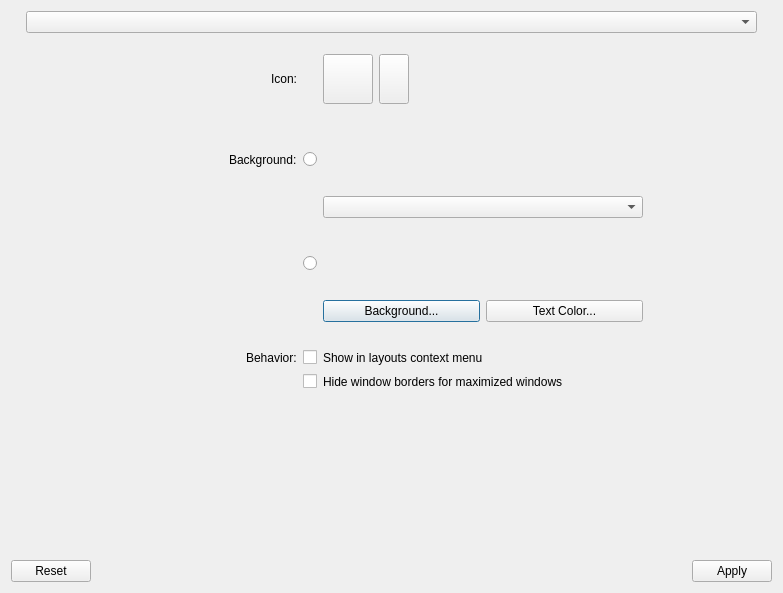
Qt form app/settings/dialogs/detailsdialog.ui (KDE/latte-dock) before a commit.
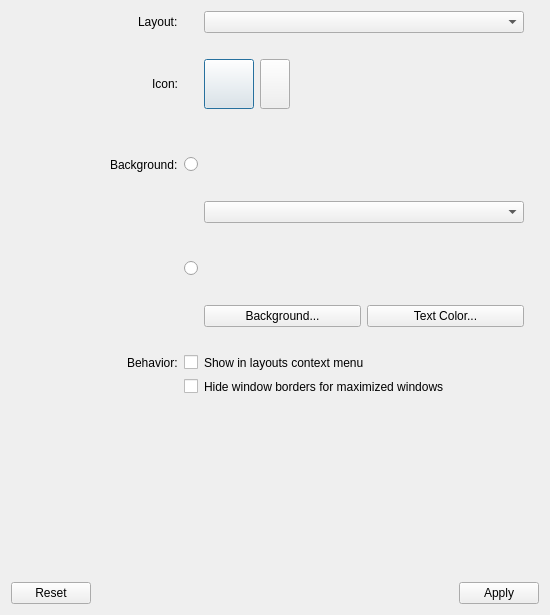
The same form after that commit. Icons and pictures are not drawn. Custom widgets are drawn as their Qt base class.

Commit message: Details:Layouts ComboBox in form layouting style

What changed in the file:
```diff
--- a/app/settings/dialogs/detailsdialog.ui
+++ b/app/settings/dialogs/detailsdialog.ui
@@ -6,8 +6,8 @@
    <rect>
     <x>0</x>
     <y>0</y>
-    <width>783</width>
-    <height>593</height>
+    <width>550</width>
+    <height>615</height>
    </rect>
   </property>
   <property name="windowTitle">
@@ -34,55 +34,46 @@
      </item>
      <item>
       <layout class="QVBoxLayout" name="verticalLayout_2">
-       <item>
-        <widget class="QComboBox" name="layoutsCmb"/>
-       </item>
-       <item>
-        <spacer name="verticalSpacer">
-         <property name="orientation">
-          <enum>Qt::Vertical</enum>
-         </property>
-         <property name="sizeType">
-          <enum>QSizePolicy::Fixed</enum>
-         </property>
-         <property name="sizeHint" stdset="0">
-          <size>
-           <width>15</width>
-           <height>15</height>
-          </size>
-         </property>
-        </spacer>
-       </item>
        <item>
         <layout class="QGridLayout" name="gridLayout" columnstretch="5,0,8">
-         <item row="4" column="2">
-          <layout class="QHBoxLayout" name="horizontalLayout">
+         <item row="13" column="2">
+          <layout class="QHBoxLayout" name="horizontalLayout_8">
            <item>
-            <widget class="QComboBox" name="colorsCmb">
-             <property name="minimumSize">
-              <size>
-               <width>320</width>
-               <height>0</height>
-              </size>
+            <widget class="QLabel" name="inMenuChkLbl">
+             <property name="text">
+              <string>Show in layouts context menu</string>
              </property>
             </widget>
            </item>
-           <item>
-            <spacer name="horizontalSpacer_10">
-             <property name="orientation">
-              <enum>Qt::Horizontal</enum>
-             </property>
-             <property name="sizeHint" stdset="0">
-              <size>
-               <width>40</width>
-               <height>20</height>
-              </size>
-             </property>
-            </spacer>
-           </item>
           </layout>
          </item>
-         <item row="7" column="2">
+         <item row="10" column="1">
+          <widget class="QRadioButton" name="backRadioBtn">
+           <property name="sizePolicy">
+            <sizepolicy hsizetype="Preferred" vsizetype="Fixed">
+             <horstretch>0</horstretch>
+             <verstretch>0</verstretch>
+            </sizepolicy>
+           </property>
+           <property name="maximumSize">
+            <size>
+             <width>16777215</width>
+             <height>16777215</height>
+            </size>
+           </property>
+           <property name="text">
+            <string notr="true"/>
+           </property>
+          </widget>
+         </item>
+         <item row="14" column="0">
+          <widget class="QLabel" name="behaviorSecRowLbl">
+           <property name="text">
+            <string notr="true"/>
+           </property>
+          </widget>
+         </item>
+         <item row="10" column="2">
           <layout class="QHBoxLayout" name="backgroundOptLayout">
            <item>
             <widget class="Latte::Settings::Widget::PatternWidget" name="backPatternWidget" native="true">
@@ -109,31 +100,7 @@
            </item>
           </layout>
          </item>
-         <item row="0" column="0">
-          <layout class="QHBoxLayout" name="horizontalLayout_3">
-           <item>
-            <spacer name="horizontalSpacer_3">
-             <property name="orientation">
-              <enum>Qt::Horizontal</enum>
-             </property>
-             <property name="sizeHint" stdset="0">
-              <size>
-               <width>40</width>
-               <height>20</height>
-              </size>
-             </property>
-            </spacer>
-           </item>
-           <item>
-            <widget class="QLabel" name="iconLbl">
-             <property name="text">
-              <string>Icon:</string>
-             </property>
-            </widget>
-           </item>
-          </layout>
-         </item>
-         <item row="2" column="1">
+         <item row="5" column="1">
           <widget class="QRadioButton" name="colorRadioBtn">
            <property name="sizePolicy">
             <sizepolicy hsizetype="Preferred" vsizetype="Fixed">
@@ -158,55 +125,138 @@
            </property>
           </widget>
          </item>
-         <item row="11" column="2">
-          <layout class="QHBoxLayout" name="horizontalLayout_10">
-           <item>
-            <widget class="QLabel" name="borderlessChkLbl">
-             <property name="text">
-              <string>Hide window borders for maximized windows</string>
-             </property>
-            </widget>
-           </item>
-          </layout>
-         </item>
-         <item row="11" column="1">
-          <widget class="QCheckBox" name="borderlessChk">
-           <property name="text">
-            <string notr="true"/>
-           </property>
-          </widget>
-         </item>
-         <item row="1" column="2">
-          <spacer name="verticalSpacer_3">
-           <property name="orientation">
-            <enum>Qt::Vertical</enum>
-           </property>
-           <property name="sizeType">
-            <enum>QSizePolicy::Fixed</enum>
-           </property>
-           <property name="sizeHint" stdset="0">
-            <size>
-             <width>15</width>
-             <height>20</height>
-            </size>
-           </property>
-          </spacer>
-         </item>
-         <item row="10" column="1">
-          <widget class="QCheckBox" name="inMenuChk">
-           <property name="text">
-            <string notr="true"/>
-           </property>
-          </widget>
-         </item>
-         <item row="11" column="0">
-          <widget class="QLabel" name="behaviorSecRowLbl">
-           <property name="text">
-            <string notr="true"/>
-           </property>
-          </widget>
-         </item>
          <item row="8" column="2">
+          <spacer name="verticalSpacer_5">
+           <property name="orientation">
+            <enum>Qt::Vertical</enum>
+           </property>
+           <property name="sizeType">
+            <enum>QSizePolicy::Fixed</enum>
+           </property>
+           <property name="sizeHint" stdset="0">
+            <size>
+             <width>20</width>
+             <height>10</height>
+            </size>
+           </property>
+          </spacer>
+         </item>
+         <item row="7" column="2">
+          <layout class="QHBoxLayout" name="horizontalLayout">
+           <item>
+            <widget class="QComboBox" name="colorsCmb">
+             <property name="minimumSize">
+              <size>
+               <width>320</width>
+               <height>0</height>
+              </size>
+             </property>
+            </widget>
+           </item>
+           <item>
+            <spacer name="horizontalSpacer_10">
+             <property name="orientation">
+              <enum>Qt::Horizontal</enum>
+             </property>
+             <property name="sizeHint" stdset="0">
+              <size>
+               <width>40</width>
+               <height>20</height>
+              </size>
+             </property>
+            </spacer>
+           </item>
+          </layout>
+         </item>
+         <item row="3" column="2">
+          <layout class="QHBoxLayout" name="iconHorLayout">
+           <item>
+            <widget class="QPushButton" name="iconBtn">
+             <property name="minimumSize">
+              <size>
+               <width>50</width>
+               <height>50</height>
+              </size>
+             </property>
+             <property name="text">
+              <string notr="true"/>
+             </property>
+             <property name="icon">
+              <iconset theme="cs-desktop">
+               <normaloff>.</normaloff>.</iconset>
+             </property>
+            </widget>
+           </item>
+           <item>
+            <widget class="QPushButton" name="iconClearBtn">
+             <property name="minimumSize">
+              <size>
+               <width>0</width>
+               <height>0</height>
+              </size>
+             </property>
+             <property name="maximumSize">
+              <size>
+               <width>30</width>
+               <height>50</height>
+              </size>
+             </property>
+             <property name="text">
+              <string notr="true"/>
+             </property>
+             <property name="icon">
+              <iconset theme="edit-clear">
+               <normaloff>.</normaloff>.</iconset>
+             </property>
+            </widget>
+           </item>
+           <item>
+            <spacer name="horizontalSpacer_8">
+             <property name="orientation">
+              <enum>Qt::Horizontal</enum>
+             </property>
+             <property name="sizeHint" stdset="0">
+              <size>
+               <width>40</width>
+               <height>20</height>
+              </size>
+             </property>
+            </spacer>
+           </item>
+          </layout>
+         </item>
+         <item row="13" column="0">
+          <layout class="QHBoxLayout" name="horizontalLayout_5">
+           <item>
+            <spacer name="horizontalSpacer_5">
+             <property name="orientation">
+              <enum>Qt::Horizontal</enum>
+             </property>
+             <property name="sizeHint" stdset="0">
+              <size>
+               <width>40</width>
+               <height>20</height>
+              </size>
+             </property>
+            </spacer>
+           </item>
+           <item>
+            <widget class="QLabel" name="behaviorLbl">
+             <property name="text">
+              <string>Behavior:</string>
+             </property>
+            </widget>
+           </item>
+          </layout>
+         </item>
+         <item row="14" column="1">
+          <widget class="QCheckBox" name="borderlessChk">
+           <property name="text">
+            <string notr="true"/>
+           </property>
+          </widget>
+         </item>
+         <item row="11" column="2">
           <layout class="QHBoxLayout" name="horizontalLayout_2">
            <item>
             <layout class="QHBoxLayout" name="horizontalLayout_6">
@@ -253,14 +303,104 @@
            </item>
           </layout>
          </item>
-         <item row="7" column="0">
+         <item row="12" column="2">
+          <spacer name="verticalSpacer_4">
+           <property name="orientation">
+            <enum>Qt::Vertical</enum>
+           </property>
+           <property name="sizeType">
+            <enum>QSizePolicy::Fixed</enum>
+           </property>
+           <property name="sizeHint" stdset="0">
+            <size>
+             <width>15</width>
+             <height>20</height>
+            </size>
+           </property>
+          </spacer>
+         </item>
+         <item row="5" column="2">
+          <layout class="QHBoxLayout" name="colorsOptLayout">
+           <item>
+            <widget class="Latte::Settings::Widget::PatternWidget" name="colorPatternWidget" native="true">
+             <property name="minimumSize">
+              <size>
+               <width>320</width>
+               <height>60</height>
+              </size>
+             </property>
+            </widget>
+           </item>
+           <item>
+            <spacer name="horizontalSpacer_6">
+             <property name="orientation">
+              <enum>Qt::Horizontal</enum>
+             </property>
+             <property name="sizeHint" stdset="0">
+              <size>
+               <width>40</width>
+               <height>20</height>
+              </size>
+             </property>
+            </spacer>
+           </item>
+          </layout>
+         </item>
+         <item row="13" column="1">
+          <widget class="QCheckBox" name="inMenuChk">
+           <property name="text">
+            <string notr="true"/>
+           </property>
+          </widget>
+         </item>
+         <item row="1" column="0">
+          <layout class="QHBoxLayout" name="horizontalLayout_7">
+           <item>
+            <spacer name="horizontalSpacer_11">
+             <property name="orientation">
+              <enum>Qt::Horizontal</enum>
+             </property>
+             <property name="sizeHint" stdset="0">
+              <size>
+               <width>40</width>
+               <height>20</height>
+              </size>
+             </property>
+            </spacer>
+           </item>
+           <item>
+            <widget class="QLabel" name="layoutLbl">
+             <property name="text">
+              <string>Layout:</string>
+             </property>
+            </widget>
+           </item>
+          </layout>
+         </item>
+         <item row="4" column="2">
+          <spacer name="verticalSpacer_3">
+           <property name="orientation">
+            <enum>Qt::Vertical</enum>
+           </property>
+           <property name="sizeType">
+            <enum>QSizePolicy::Fixed</enum>
+           </property>
+           <property name="sizeHint" stdset="0">
+            <size>
+             <width>15</width>
+             <height>20</height>
+            </size>
+           </property>
+          </spacer>
+         </item>
+         <item row="10" column="0">
           <widget class="QLabel" name="backSecondRowLbl">
            <property name="text">
             <string notr="true"/>
            </property>
           </widget>
          </item>
-         <item row="2" column="0">
+         <item row="5" column="0">
           <layout class="QHBoxLayout" name="horizontalLayout_4">
            <item>
             <spacer name="horizontalSpacer_4">
@@ -290,10 +430,21 @@
            </item>
           </layout>
          </item>
-         <item row="10" column="0">
-          <layout class="QHBoxLayout" name="horizontalLayout_5">
+         <item row="14" column="2">
+          <layout class="QHBoxLayout" name="horizontalLayout_10">
            <item>
-            <spacer name="horizontalSpacer_5">
+            <widget class="QLabel" name="borderlessChkLbl">
+             <property name="text">
+              <string>Hide window borders for maximized windows</string>
+             </property>
+            </widget>
+           </item>
+          </layout>
+         </item>
+         <item row="3" column="0">
+          <layout class="QHBoxLayout" name="horizontalLayout_3">
+           <item>
+            <spacer name="horizontalSpacer_3">
              <property name="orientation">
               <enum>Qt::Horizontal</enum>
              </property>
@@ -306,130 +457,16 @@
             </spacer>
            </item>
            <item>
-            <widget class="QLabel" name="behaviorLbl">
+            <widget class="QLabel" name="iconLbl">
              <property name="text">
-              <string>Behavior:</string>
-             </property>
-            </widget>
-           </item>
-          </layout>
-         </item>
-         <item row="10" column="2">
-          <layout class="QHBoxLayout" name="horizontalLayout_8">
-           <item>
-            <widget class="QLabel" name="inMenuChkLbl">
-             <property name="text">
-              <string>Show in layouts context menu</string>
+              <string>Icon:</string>
              </property>
             </widget>
            </item>
           </layout>
          </item>
          <item row="2" column="2">
-          <layout class="QHBoxLayout" name="colorsOptLayout">
-           <item>
-            <widget class="Latte::Settings::Widget::PatternWidget" name="colorPatternWidget" native="true">
-             <property name="minimumSize">
-              <size>
-               <width>320</width>
-               <height>60</height>
-              </size>
-             </property>
-            </widget>
-           </item>
-           <item>
-            <spacer name="horizontalSpacer_6">
-             <property name="orientation">
-              <enum>Qt::Horizontal</enum>
-             </property>
-             <property name="sizeHint" stdset="0">
-              <size>
-               <width>40</width>
-               <height>20</height>
-              </size>
-             </property>
-            </spacer>
-           </item>
-          </layout>
-         </item>
-         <item row="0" column="2">
-          <layout class="QHBoxLayout" name="iconHorLayout">
-           <item>
-            <widget class="QPushButton" name="iconBtn">
-             <property name="minimumSize">
-              <size>
-               <width>50</width>
-               <height>50</height>
-              </size>
-             </property>
-             <property name="text">
-              <string notr="true"/>
-             </property>
-             <property name="icon">
-              <iconset theme="cs-desktop">
-               <normaloff>.</normaloff>.</iconset>
-             </property>
-            </widget>
-           </item>
-           <item>
-            <widget class="QPushButton" name="iconClearBtn">
-             <property name="minimumSize">
-              <size>
-               <width>0</width>
-               <height>0</height>
-              </size>
-             </property>
-             <property name="maximumSize">
-              <size>
-               <width>30</width>
-               <height>50</height>
-              </size>
-             </property>
-             <property name="text">
-              <string notr="true"/>
-             </property>
-             <property name="icon">
-              <iconset theme="edit-clear">
-               <normaloff>.</normaloff>.</iconset>
-             </property>
-            </widget>
-           </item>
-           <item>
-            <spacer name="horizontalSpacer_8">
-             <property name="orientation">
-              <enum>Qt::Horizontal</enum>
-             </property>
-             <property name="sizeHint" stdset="0">
-              <size>
-               <width>40</width>
-               <height>20</height>
-              </size>
-             </property>
-            </spacer>
-           </item>
-          </layout>
-         </item>
-         <item row="7" column="1">
-          <widget class="QRadioButton" name="backRadioBtn">
-           <property name="sizePolicy">
-            <sizepolicy hsizetype="Preferred" vsizetype="Fixed">
-             <horstretch>0</horstretch>
-             <verstretch>0</verstretch>
-            </sizepolicy>
-           </property>
-           <property name="maximumSize">
-            <size>
-             <width>16777215</width>
-             <height>16777215</height>
-            </size>
-           </property>
-           <property name="text">
-            <string notr="true"/>
-           </property>
-          </widget>
-         </item>
-         <item row="9" column="2">
-          <spacer name="verticalSpacer_4">
+          <spacer name="verticalSpacer_6">
            <property name="orientation">
             <enum>Qt::Vertical</enum>
            </property>
@@ -444,21 +481,32 @@
            </property>
           </spacer>
          </item>
-         <item row="5" column="2">
-          <spacer name="verticalSpacer_5">
-           <property name="orientation">
-            <enum>Qt::Vertical</enum>
-           </property>
-           <property name="sizeType">
-            <enum>QSizePolicy::Fixed</enum>
-           </property>
-           <property name="sizeHint" stdset="0">
-            <size>
-             <width>20</width>
-             <height>10</height>
-            </size>
-           </property>
-          </spacer>
+         <item row="1" column="2">
+          <layout class="QHBoxLayout" name="horizontalLayout_9">
+           <item>
+            <widget class="QComboBox" name="layoutsCmb">
+             <property name="minimumSize">
+              <size>
+               <width>320</width>
+               <height>0</height>
+              </size>
+             </property>
+            </widget>
+           </item>
+           <item>
+            <spacer name="horizontalSpacer_12">
+             <property name="orientation">
+              <enum>Qt::Horizontal</enum>
+             </property>
+             <property name="sizeHint" stdset="0">
+              <size>
+               <width>40</width>
+               <height>20</height>
+              </size>
+             </property>
+            </spacer>
+           </item>
+          </layout>
          </item>
         </layout>
        </item>
```
